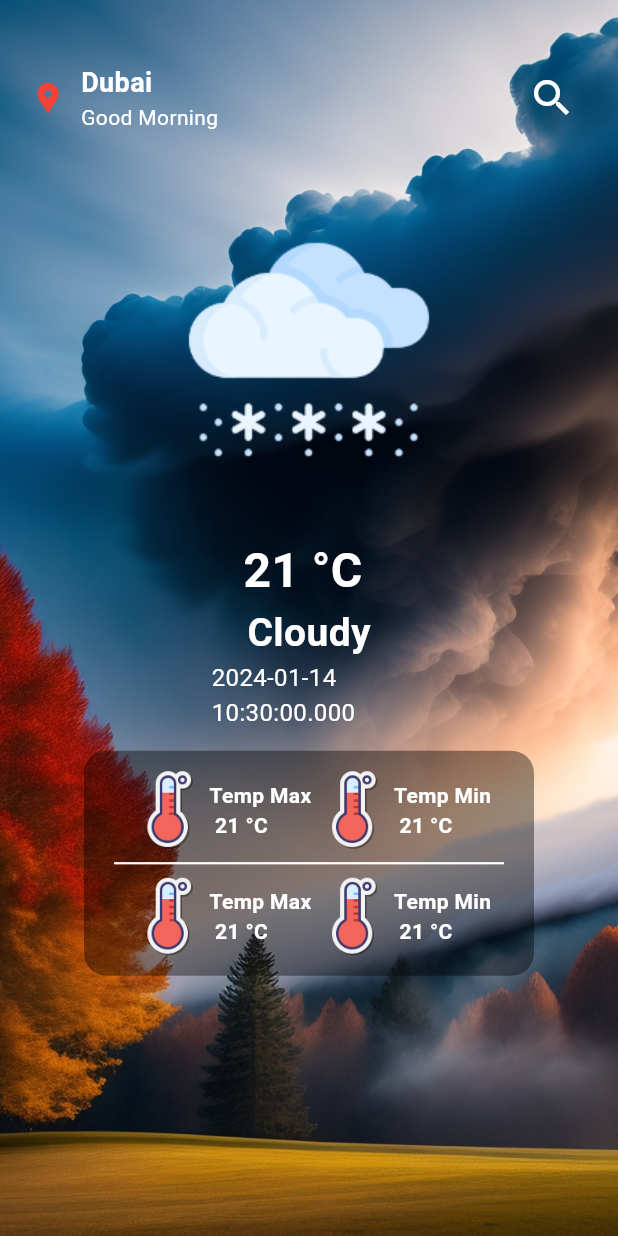
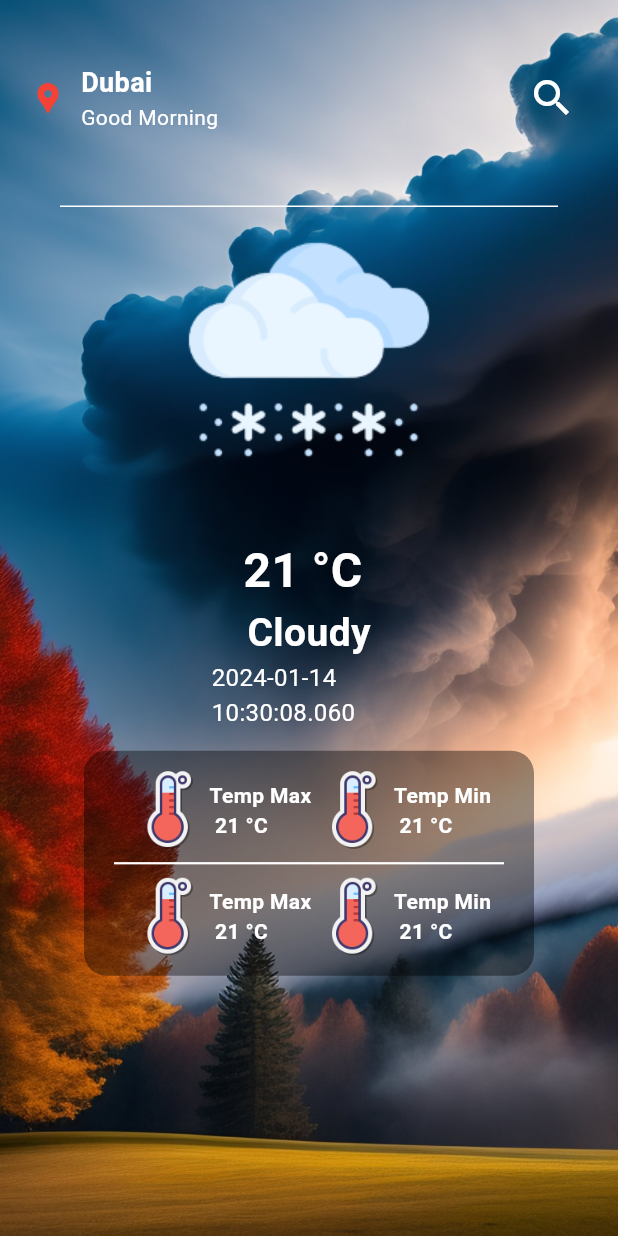
Before and after one commit to BIBINKB97/weather-App, a Flutter app: the screen it shows after launch, after a tap on the "search" icon, on a phone screen of 412 x 824 dp. Run offline on Flutter 3.47's test engine with Material 3 defaults, Android fonts, the phone set to English and light mode, and no system bars.

Commit message:
UI almost completed

```diff
--- a/lib/screens/home_page.dart
+++ b/lib/screens/home_page.dart
@@ -2,12 +2,19 @@ import 'package:flutter/material.dart';
 import 'package:weather_app/data/image_path.dart';
 import 'package:weather_app/utils/apptext.dart';
 
-class HomePage extends StatelessWidget {
+class HomePage extends StatefulWidget {
   const HomePage({super.key});
 
   @override
+  State<HomePage> createState() => _HomePageState();
+}
+
+class _HomePageState extends State<HomePage> {
+  bool showSearchField = false;
+  @override
   Widget build(BuildContext context) {
     Size size = MediaQuery.of(context).size;
+
     return Scaffold(
       extendBodyBehindAppBar: true,
       backgroundColor: Colors.black,
@@ -62,7 +69,11 @@ class HomePage extends StatelessWidget {
                   ),
                 ),
                 IconButton(
-                    onPressed: () {},
+                    onPressed: () {
+                      setState(() {
+                        showSearchField = !showSearchField;
+                      });
+                    },
                     icon: Icon(
                       Icons.search,
                       size: 32,
@@ -70,6 +81,24 @@ class HomePage extends StatelessWidget {
               ],
             ),
           ),
+          showSearchField == true
+              ? Positioned(
+                  top: 50,
+                  left: 20,
+                  right: 20,
+                  child: SizedBox(
+                    child: TextFormField(
+                      decoration: InputDecoration(
+                        enabledBorder: UnderlineInputBorder(
+                          borderSide: BorderSide(color: Colors.white),
+                        ),
+                        focusedBorder: UnderlineInputBorder(
+                          borderSide: BorderSide(color: Colors.white),
+                        ),
+                      ),
+                    ),
+                  ))
+              : SizedBox.shrink(),
           Align(
               alignment: Alignment(0, -0.7), child: Image.asset(imagePath[6])),
           Align(
```
